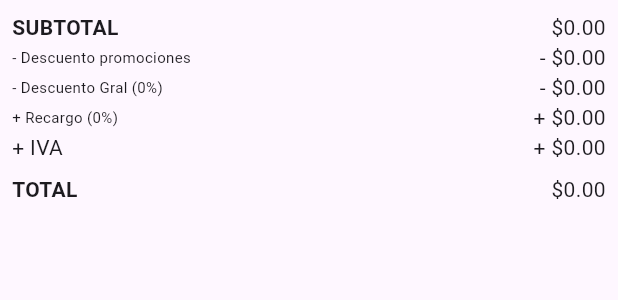
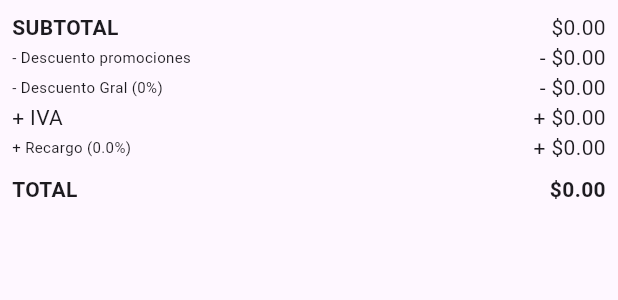
Before and after one commit to Alan-Finzi/facturado_off, a Flutter app: the ResumenTabla widget shown alone on an empty page, opened directly, on a phone screen of 412 x 824 dp. Shown: the top 300 px of the screen. Run offline on Flutter 3.47's test engine with Material 3 defaults, Android fonts, the phone set to English and light mode, and no system bars; our stand-ins replace bloc, bottom_navy_bar, cached_network_image, connectivity_plus, diacritic, dropdown_search and 7 more; missing offline and left inert: flutter_barcode_scanner; accounts and stored records are empty; Roboto replaces fonts that are missing (ubuntuRegular).

Commit message:
Enhance payment form UI and calculation logic
- Updated ResumenTabla to calculate and show recargo based on selected payment method
- Connected ResumenTabla total with payment method recargo calculation
- Modified payment form layout to place 'Pagar Total' button next to amount input field
- Redesigned 'Pagar Total' button with white background, black text, and black border
- Improved documentation in PaymentMethodsCubit for better clarity

🤖 Generated with [Claude Code](https://claude.com/claude-code)

Co-Authored-By: Claude <noreply@anthropic.com>

```diff
--- a/lib/bloc/cubit_payment_methods/payment_methods_cubit.dart
+++ b/lib/bloc/cubit_payment_methods/payment_methods_cubit.dart
@@ -98,6 +98,9 @@ class PaymentMethodsCubit extends Cubit<PaymentMethodsState> {
   }
 
   /// Actualiza el monto subtotal y recalcula el total con el recargo
+  ///
+  /// subtotalAmount: Monto subtotal que puede incluir subtotal+IVA o ya tener aplicado descuento
+  ///
   void updateSubtotalAmount(double subtotalAmount) {
     if (state is PaymentMethodsLoaded) {
       final currentState = state as PaymentMethodsLoaded;
--- a/lib/widget/resumen_widget.dart
+++ b/lib/widget/resumen_widget.dart
@@ -1,8 +1,8 @@
 
 import 'package:flutter/material.dart';
 import 'package:flutter_bloc/flutter_bloc.dart';
+import '../bloc/cubit_payment_methods/payment_methods_cubit.dart';
 import '../bloc/cubit_productos/productos_cubit.dart';
-
 
 
 class ResumenTabla extends StatelessWidget {
@@ -11,12 +11,14 @@ class ResumenTabla extends StatelessWidget {
     @override
     Widget build(BuildContext context) {
         return BlocBuilder<ProductosCubit, ProductosState>(
-            builder: (context, state) {
-                final productos = state.productosSeleccionados;
+            builder: (context, productosState) {
+                return BlocBuilder<PaymentMethodsCubit, PaymentMethodsState>(
+                    builder: (context, paymentState) {
+                        final productos = productosState.productosSeleccionados;
 
                         double subtotal = 0;
                         double totalIva = 0;
-                double totalFinal = 0;
+                        double subtotalConIva = 0;
 
                         for (var producto in productos) {
                             final precioLista = producto.precioLista ?? 0;
@@ -24,17 +26,50 @@ class ResumenTabla extends StatelessWidget {
                             final precioFinal = producto.precioFinal ?? 0;
 
                             subtotal += precioLista * cantidad;
-                    totalFinal += precioFinal;
+                            subtotalConIva += precioFinal;
                             totalIva += (precioFinal - (precioLista * cantidad));
                         }
 
                         // Utilizar el descuento general del estado
                         const descuentoPromos = 0.0;
-                final descuentoGral = (state.descuentoGeneral / 100) * subtotal;
-                const recargo = 0.0;
+                        final descuentoGral = (productosState.descuentoGeneral / 100) * subtotal;
 
-                // Recalculamos el total final restando el descuento general
-                totalFinal -= descuentoGral;
+                        // Calcular recargo según el método de pago seleccionado
+                        double recargoRate = 0.0;
+                        double recargoAmount = 0.0;
+
+                        if (paymentState is PaymentMethodsLoaded &&
+                            paymentState.selectedProviderId != null &&
+                            paymentState.selectedMethodId != null) {
+
+                            final selectedProvider = paymentState.providers.firstWhere(
+                                (p) => p.id == paymentState.selectedProviderId,
+                                orElse: () => throw Exception('Proveedor no encontrado'),
+                            );
+
+                            if (selectedProvider.metodosPago != null) {
+                                final selectedMethod = selectedProvider.metodosPago!.firstWhere(
+                                    (m) => m.id == paymentState.selectedMethodId,
+                                    orElse: () => throw Exception('Método no encontrado'),
+                                );
+
+                                recargoRate = selectedMethod.recargo;
+                                recargoAmount = (subtotal - descuentoGral + totalIva) * (recargoRate / 100);
+                            }
+                        }
+
+                        // Calcular total final: subtotal - descuentos + IVA + recargo
+                        final totalFinal = subtotal - descuentoGral + totalIva + recargoAmount;
+
+                        // Actualizar el total en el PaymentMethodsCubit
+                        if (paymentState is PaymentMethodsLoaded &&
+                            subtotal > 0 && subtotal != paymentState.subtotalAmount) {
+                            Future.microtask(() {
+                                context.read<PaymentMethodsCubit>().updateSubtotalAmount(
+                                    subtotal - descuentoGral + totalIva
+                                );
+                            });
+                        }
 
                         return Padding(
                             padding: const EdgeInsets.all(8.0),
@@ -59,20 +94,20 @@ class ResumenTabla extends StatelessWidget {
                                     ),
                                     TableRow(
                                         children: [
-                                    Text('- Descuento Gral (${state.descuentoGeneral.round()}%)', style: const TextStyle(fontSize: 10)),
+                                            Text('- Descuento Gral (${productosState.descuentoGeneral.round()}%)', style: const TextStyle(fontSize: 10)),
                                             Text('- \$${descuentoGral.toStringAsFixed(2)}', textAlign: TextAlign.right),
-                                ],
-                            ),
-                            TableRow(
-                                children: [
-                                    const Text('+ Recargo (0%)', style: TextStyle(fontSize: 10)),
-                                    Text('+ \$${recargo.toStringAsFixed(2)}', textAlign: TextAlign.right),
                                         ],
                                     ),
                                     TableRow(
                                         children: [
                                             const Text('+ IVA'),
                                             Text('+ \$${totalIva.toStringAsFixed(2)}', textAlign: TextAlign.right),
+                                        ],
+                                    ),
+                                    TableRow(
+                                        children: [
+                                            Text('+ Recargo (${recargoRate.toStringAsFixed(1)}%)', style: const TextStyle(fontSize: 10)),
+                                            Text('+ \$${recargoAmount.toStringAsFixed(2)}', textAlign: TextAlign.right),
                                         ],
                                     ),
                                     const TableRow(
@@ -84,11 +119,13 @@ class ResumenTabla extends StatelessWidget {
                                     TableRow(
                                         children: [
                                             const Text('TOTAL', style: TextStyle(fontWeight: FontWeight.bold)),
-                                    Text('\$${totalFinal.toStringAsFixed(2)}', textAlign: TextAlign.right),
+                                            Text('\$${totalFinal.toStringAsFixed(2)}', textAlign: TextAlign.right, style: const TextStyle(fontWeight: FontWeight.bold)),
                                         ],
                                     ),
                                 ],
                             ),
+                        );
+                    },
                 );
             },
         );
```
Also changed, not shown: lib/widget/payment_methods_form_widget.dart (+31 -14 lines). Lines whose indentation alone changed are shown as unchanged.
